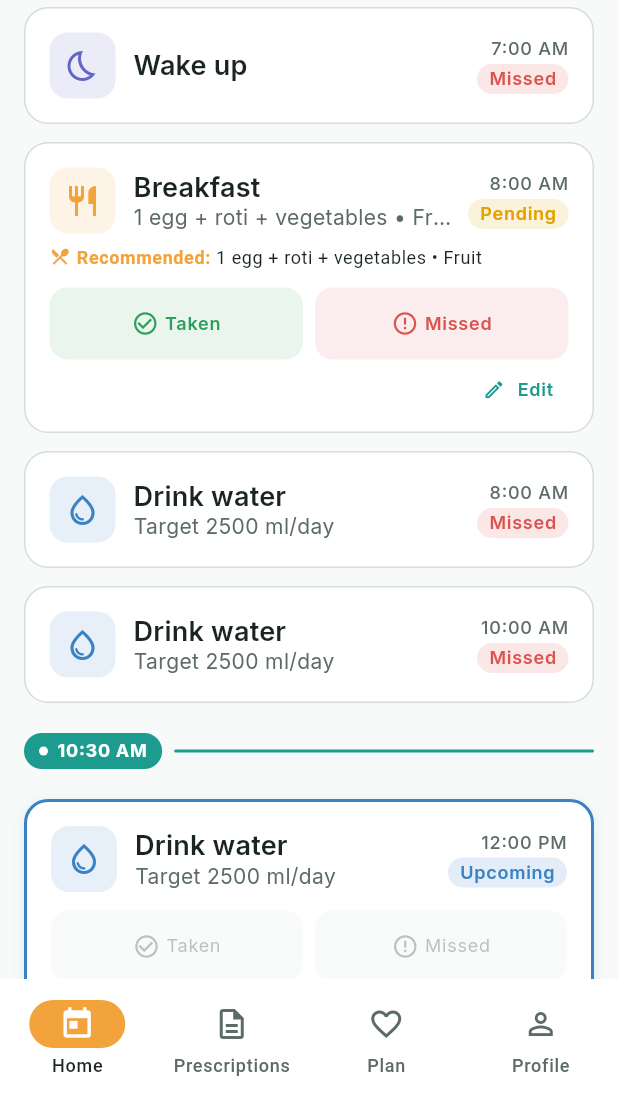
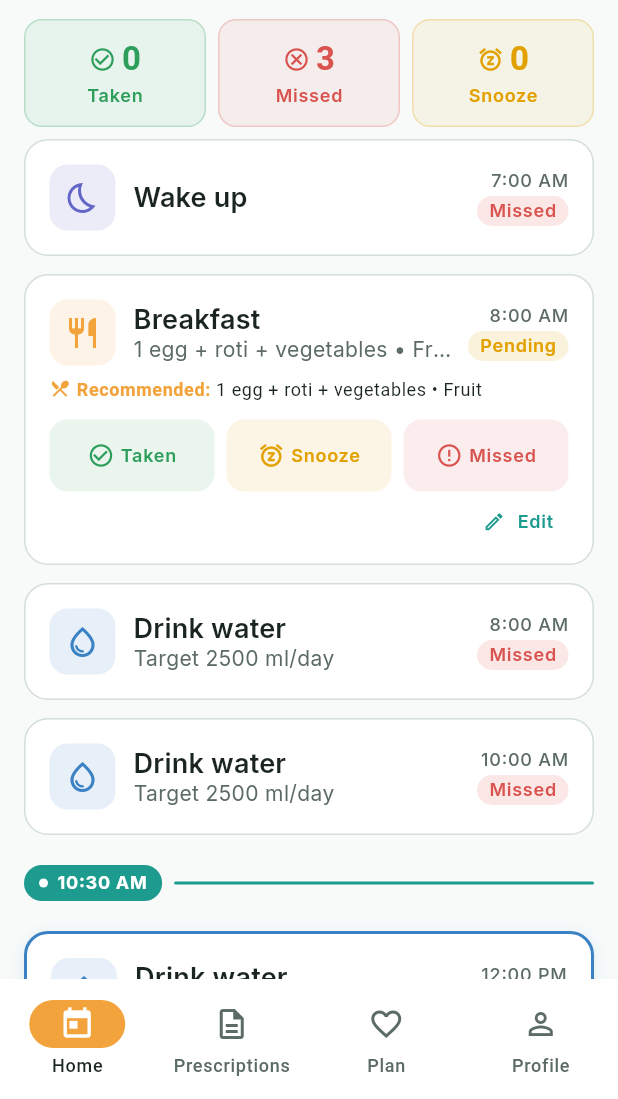
Before and after one commit to hridoy-008/MediSync-App, a Flutter app: the HomeShell screen opened by its route, on a phone screen of 412 x 824 dp, the part 137-1236 px from its top. Run offline on Flutter 3.47's test engine with Material 3 defaults, Android fonts, the phone set to English and light mode, and no system bars; our stand-ins replace cloud_firestore, cloud_functions, equatable, firebase_auth, firebase_core, flutter_local_notifications and 11 more; missing offline and left inert: android_alarm_manager_plus, google_mlkit_text_recognition; accounts and stored records are empty; generated files the repository leaves out were written again; network calls fail; statements that could not run were skipped.

Commit message:
Add Snooze summary card and Snooze quick action button to Dashboard

```diff
--- a/analysis_options.yaml
+++ b/analysis_options.yaml
@@ -6,6 +6,10 @@ analyzer:
   exclude:
     - "**/*.g.dart"
     - "lib/core/localization/generated/**"
+    - build/**
+    - android/**
+    - ios/**
+    - macos/**
 
 linter:
   rules:
--- a/lib/core/design_system/components/reminder_card.dart
+++ b/lib/core/design_system/components/reminder_card.dart
@@ -313,7 +313,7 @@ class ReminderCard extends StatelessWidget {
                       onTap: onTaken,
                     ),
                   ),
-                if (onSnooze != null) ...[
+                if (onSnooze != null || !isActionable) ...[
                   if (onTaken != null || !isActionable)
                     const SizedBox(width: AppSpacing.xs),
                   Expanded(
@@ -321,7 +321,7 @@ class ReminderCard extends StatelessWidget {
                       label: snoozeLabel ?? 'Snooze',
                       icon: Icons.snooze,
                       color: colors.warning,
-                      enabled: isActionable,
+                      enabled: isActionable && onSnooze != null,
                       onTap: onSnooze,
                     ),
                   ),
--- a/lib/features/dashboard/presentation/dashboard_controller.dart
+++ b/lib/features/dashboard/presentation/dashboard_controller.dart
@@ -41,6 +41,9 @@ class DashboardController extends GetxController {
   final profile = const UserProfile(id: 'me').obs;
   final doneCount = 0.obs;
   final totalCount = 0.obs;
+  final takenCount = 0.obs;
+  final missedCount = 0.obs;
+  final snoozedCount = 0.obs;
   final Rxn<TimelineItem> nextUp = Rxn<TimelineItem>();
   final logs = <ReminderLog>[].obs;
   final currentTime = DateTime.now().obs;
@@ -157,6 +160,9 @@ class DashboardController extends GetxController {
     final a = _builder.adherence(items);
     doneCount.value = a.done;
     totalCount.value = a.total;
+    takenCount.value = items.where((i) => i.status == ReminderStatus.taken).length;
+    missedCount.value = items.where((i) => i.status == ReminderStatus.missed).length;
+    snoozedCount.value = items.where((i) => i.status == ReminderStatus.snoozed).length;
     nextUp.value = _builder.nextUp(items, DateTime.now());
     await _loadWaterTracker(targetDay);
 
--- a/lib/features/dashboard/presentation/today_page.dart
+++ b/lib/features/dashboard/presentation/today_page.dart
@@ -5,6 +5,7 @@ import '../../../core/design_system/design_system.dart';
 import '../../../core/localization/l10n.dart';
 import '../../../core/localization/locale_controller.dart';
 import '../../../core/routing/app_routes.dart';
+import '../../../core/utils/bangla_numerals.dart';
 import '../../../core/utils/time_format.dart';
 import '../../../domain/enums.dart';
 import '../../reminders/presentation/meal_edit_sheet.dart';
@@ -51,6 +52,7 @@ class _TodayPageState extends State<TodayPage> {
             controller: _scrollController,
             slivers: [
               SliverToBoxAdapter(child: _Header(bangla: bangla)),
+              SliverToBoxAdapter(child: _StatusSummarySection(bangla: bangla)),
               if (items.isEmpty)
                 SliverToBoxAdapter(
                   child: Padding(
@@ -218,7 +220,7 @@ class _TodayPageState extends State<TodayPage> {
                                 ? () =>
                                     controller.act(item, ReminderAction.taken)
                                 : null,
-                            onSnooze: (canAct && !isWindowPassed)
+                            onSnooze: canAct
                                 ? () =>
                                     controller.act(item, ReminderAction.snoozed)
                                 : null,
@@ -577,3 +579,125 @@ class _CurrentTimeIndicator extends StatelessWidget {
     );
   }
 }
+
+class _StatusSummarySection extends StatelessWidget {
+  const _StatusSummarySection({required this.bangla});
+  final bool bangla;
+
+  @override
+  Widget build(BuildContext context) {
+    final controller = Get.find<DashboardController>();
+    final l = context.l10n;
+    final colors = context.colors;
+
+    return Padding(
+      padding: const EdgeInsets.symmetric(
+        horizontal: AppSpacing.md,
+        vertical: AppSpacing.xs,
+      ),
+      child: Obx(() {
+        final taken = controller.takenCount.value;
+        final missed = controller.missedCount.value;
+        final snoozed = controller.snoozedCount.value;
+
+        return Row(
+          children: [
+            Expanded(
+              child: _SummaryCard(
+                icon: Icons.check_circle_outline,
+                label: l.taken,
+                count: taken,
+                color: colors.success,
+                bangla: bangla,
+              ),
+            ),
+            const SizedBox(width: AppSpacing.xs),
+            Expanded(
+              child: _SummaryCard(
+                icon: Icons.cancel_outlined,
+                label: l.missed,
+                count: missed,
+                color: colors.danger,
+                bangla: bangla,
+              ),
+            ),
+            const SizedBox(width: AppSpacing.xs),
+            Expanded(
+              child: _SummaryCard(
+                icon: Icons.snooze,
+                label: l.snooze,
+                count: snoozed,
+                color: colors.warning,
+                bangla: bangla,
+              ),
+            ),
+          ],
+        );
+      }),
+    );
+  }
+}
+
+class _SummaryCard extends StatelessWidget {
+  const _SummaryCard({
+    required this.icon,
+    required this.label,
+    required this.count,
+    required this.color,
+    required this.bangla,
+  });
+
+  final IconData icon;
+  final String label;
+  final int count;
+  final Color color;
+  final bool bangla;
+
+  @override
+  Widget build(BuildContext context) {
+    final countStr = BanglaNumerals.localize(count, isBangla: bangla);
+
+    return Container(
+      padding: const EdgeInsets.symmetric(
+        vertical: AppSpacing.sm,
+        horizontal: AppSpacing.xs,
+      ),
+      decoration: BoxDecoration(
+        color: color.withOpacity(0.08),
+        borderRadius: BorderRadius.circular(AppRadius.md),
+        border: Border.all(
+          color: color.withOpacity(0.25),
+          width: 1,
+        ),
+      ),
+      child: Column(
+        children: [
+          Row(
+            mainAxisAlignment: MainAxisAlignment.center,
+            children: [
+              Icon(icon, size: 18, color: color),
+              const SizedBox(width: 4),
+              Text(
+                countStr,
+                style: Theme.of(context).textTheme.titleLarge?.copyWith(
+                      color: color,
+                      fontWeight: FontWeight.bold,
+                    ),
+              ),
+            ],
+          ),
+          const SizedBox(height: 2),
+          Text(
+            label,
+            maxLines: 1,
+            overflow: TextOverflow.ellipsis,
+            style: Theme.of(context).textTheme.labelSmall?.copyWith(
+                  color: color,
+                  fontWeight: FontWeight.w600,
+                ),
+          ),
+        ],
+      ),
+    );
+  }
+}
```
Also changed, not shown: 34 other files.
